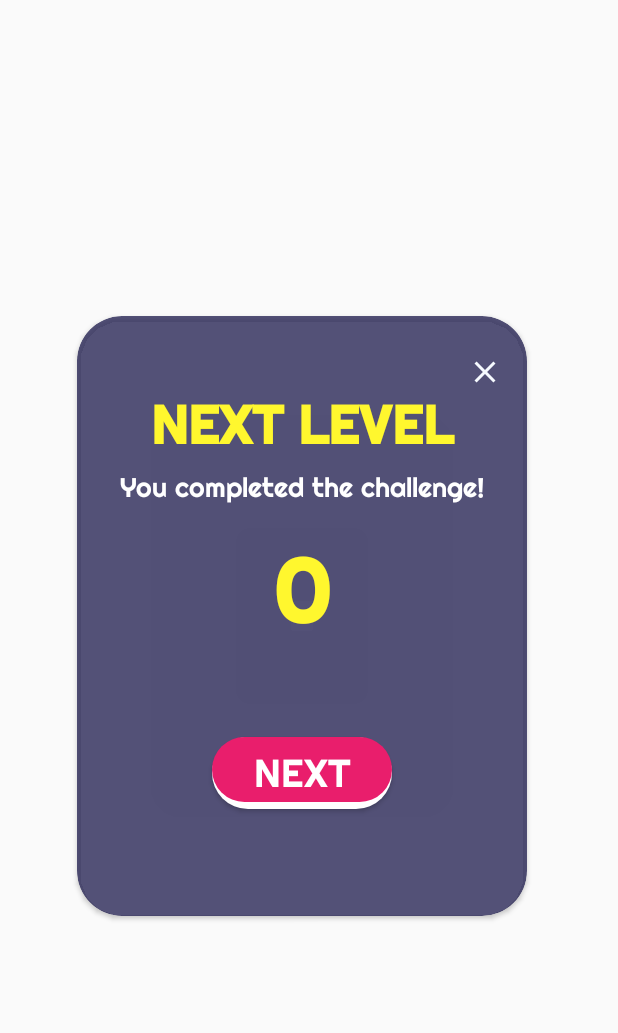
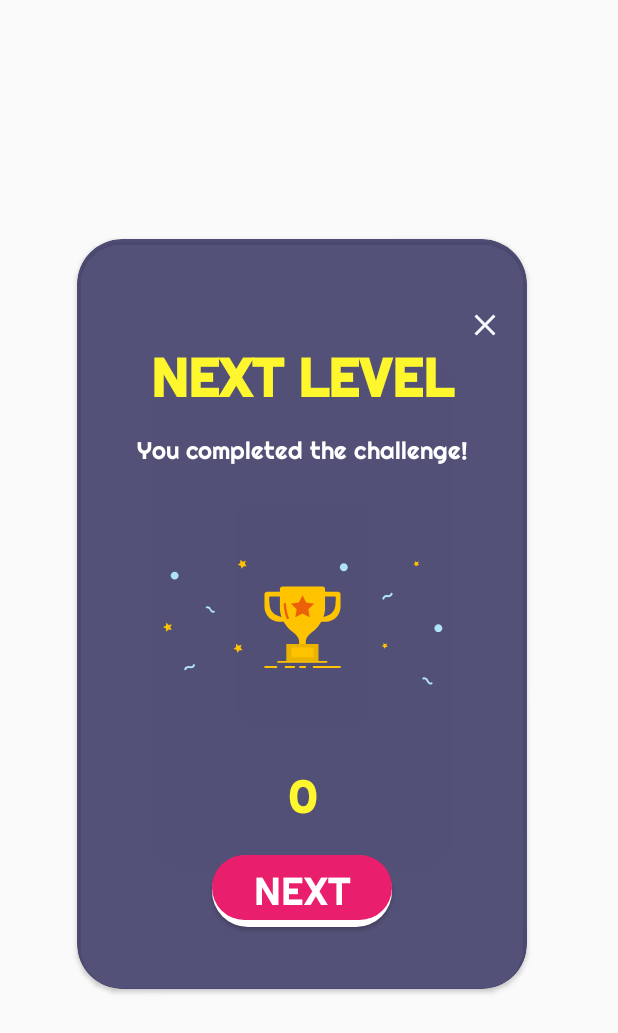
Before and after one commit to ghiedoc/Mathsteroids, an Android app: the layout next_level_pop.xml on its own in the app's theme, with its tools: preview values and no code run, on a phone screen of 412 x 824 dp. Shown: the top 1033 px of the screen. Run offline under Robolectric (Android 15) with nearby library versions, the phone set to English and light mode, and no system bars.

Commit message:
added animation on win

```diff
--- a/app/build.gradle
+++ b/app/build.gradle
@@ -28,4 +28,5 @@ dependencies {
     implementation 'com.android.support:recyclerview-v7:28.0.0-alpha1'
     implementation 'com.android.support:cardview-v7:28.0.0-alpha1'
     implementation 'com.github.thekhaeng:pushdown-anim-click:1.1.1'
+    implementation 'com.airbnb.android:lottie:2.6.0-beta19'
 }
--- a/app/src/main/res/layout/next_level_pop.xml
+++ b/app/src/main/res/layout/next_level_pop.xml
@@ -12,7 +12,7 @@
 
     <android.support.v7.widget.CardView
         android:layout_width="300dp"
-        android:layout_height="400dp"
+        android:layout_height="500dp"
         android:layout_marginStart="8dp"
         app:cardBackgroundColor="@color/transparent"
         app:cardCornerRadius="30dp"
@@ -21,11 +21,11 @@
         app:layout_constraintHorizontal_bias="0.404"
         app:layout_constraintStart_toStartOf="parent"
         app:layout_constraintTop_toTopOf="parent"
-        app:layout_constraintVertical_bias="0.497">
+        app:layout_constraintVertical_bias="0.492">
 
         <android.support.constraint.ConstraintLayout
             android:layout_width="match_parent"
-            android:layout_height="wrap_content"
+            android:layout_height="match_parent"
             android:layout_marginBottom="25dp"
             android:layout_marginTop="25dp"
             android:orientation="vertical">
@@ -45,7 +45,7 @@
                 android:id="@+id/titleTv"
                 android:layout_width="match_parent"
                 android:layout_height="wrap_content"
-                android:layout_marginBottom="8dp"
+                android:layout_marginBottom="16dp"
                 android:layout_marginEnd="8dp"
                 android:layout_marginStart="8dp"
                 android:fontFamily="@font/righteous_regular"
@@ -56,39 +56,54 @@
                 android:textStyle="bold"
                 app:layout_constraintBottom_toTopOf="@+id/messageTv"
                 app:layout_constraintEnd_toEndOf="parent"
+                app:layout_constraintHorizontal_bias="0.0"
                 app:layout_constraintStart_toStartOf="parent" />
 
             <TextView
                 android:id="@+id/messageTv"
+                android:layout_width="match_parent"
+                android:layout_height="28dp"
+                android:layout_marginBottom="12dp"
+                android:layout_marginEnd="8dp"
+                android:layout_marginStart="8dp"
+                android:fontFamily="@font/righteous_regular"
+                android:text="@string/popup_text_default"
+                android:textAlignment="center"
+                android:textColor="#FFFFFF"
+                android:textSize="16sp"
+                app:layout_constraintBottom_toTopOf="@+id/animation"
+                app:layout_constraintEnd_toEndOf="parent"
+                app:layout_constraintHorizontal_bias="0.0"
+                app:layout_constraintStart_toStartOf="parent" />
+
+            <com.airbnb.lottie.LottieAnimationView
+                android:id="@+id/animation"
+                android:layout_width="187dp"
+                android:layout_height="170dp"
+                android:layout_marginBottom="12dp"
+                app:layout_constraintBottom_toTopOf="@+id/popUpScore"
+                app:layout_constraintEnd_toEndOf="parent"
+                app:layout_constraintHorizontal_bias="0.505"
+                app:layout_constraintStart_toStartOf="parent"
+                app:lottie_autoPlay="true"
+                app:lottie_fileName="trophy.json" />
+
+            <TextView
+                android:id="@+id/popUpScore"
                 android:layout_width="match_parent"
                 android:layout_height="wrap_content"
                 android:layout_marginBottom="20dp"
                 android:layout_marginEnd="8dp"
                 android:layout_marginStart="8dp"
                 android:fontFamily="@font/righteous_regular"
-                android:text="@string/popup_text_default"
-                android:textAlignment="center"
-                android:textColor="#FFFFFF"
-                android:textSize="18sp"
-                app:layout_constraintBottom_toTopOf="@+id/popUpScore"
-                app:layout_constraintEnd_toEndOf="parent"
-                app:layout_constraintStart_toStartOf="parent" />
-
-            <TextView
-                android:id="@+id/popUpScore"
-                android:layout_width="match_parent"
-                android:layout_height="wrap_content"
-                android:layout_marginBottom="60dp"
-                android:layout_marginEnd="8dp"
-                android:layout_marginStart="8dp"
-                android:fontFamily="@font/righteous_regular"
                 android:text="0"
                 android:textAlignment="center"
                 android:textColor="#FFF72E"
-                android:textSize="60sp"
+                android:textSize="30sp"
                 android:textStyle="bold"
                 app:layout_constraintBottom_toTopOf="@+id/btnAccept"
                 app:layout_constraintEnd_toEndOf="parent"
+                app:layout_constraintHorizontal_bias="0.0"
                 app:layout_constraintStart_toStartOf="parent" />
 
             <Button
@@ -96,7 +111,7 @@
                 android:layout_width="120dp"
                 android:layout_height="wrap_content"
                 android:layout_gravity="center_horizontal"
-                android:layout_marginBottom="8dp"
+                android:layout_marginBottom="16dp"
                 android:layout_marginEnd="8dp"
                 android:layout_marginStart="8dp"
                 android:background="@drawable/play_button"
```
Also changed, not shown: app/src/main/assets/trophy.json (added, +1 -0 lines).
